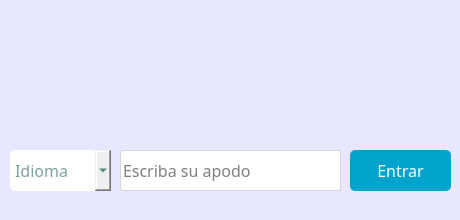
The window that desktop/InclusionDesktop/form.ui (Ampaex/inclusion) describes before a commit, drawn with Qt 5.
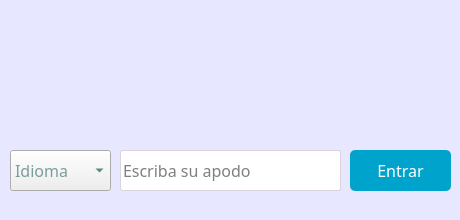
The same window after the commit. Icons and pictures are not drawn.

What changed in the file:
```diff
--- a/desktop/InclusionDesktop/form.ui
+++ b/desktop/InclusionDesktop/form.ui
@@ -150,7 +150,6 @@
    <property name="styleSheet">
     <string notr="true">#comboBox{
 	color: rgb(0, 70, 65);
-	border-radius: 5px;
 }</string>
    </property>
    <property name="locale">
```
Left out of the diff: 2 changed lines with no effect on the pictures.
